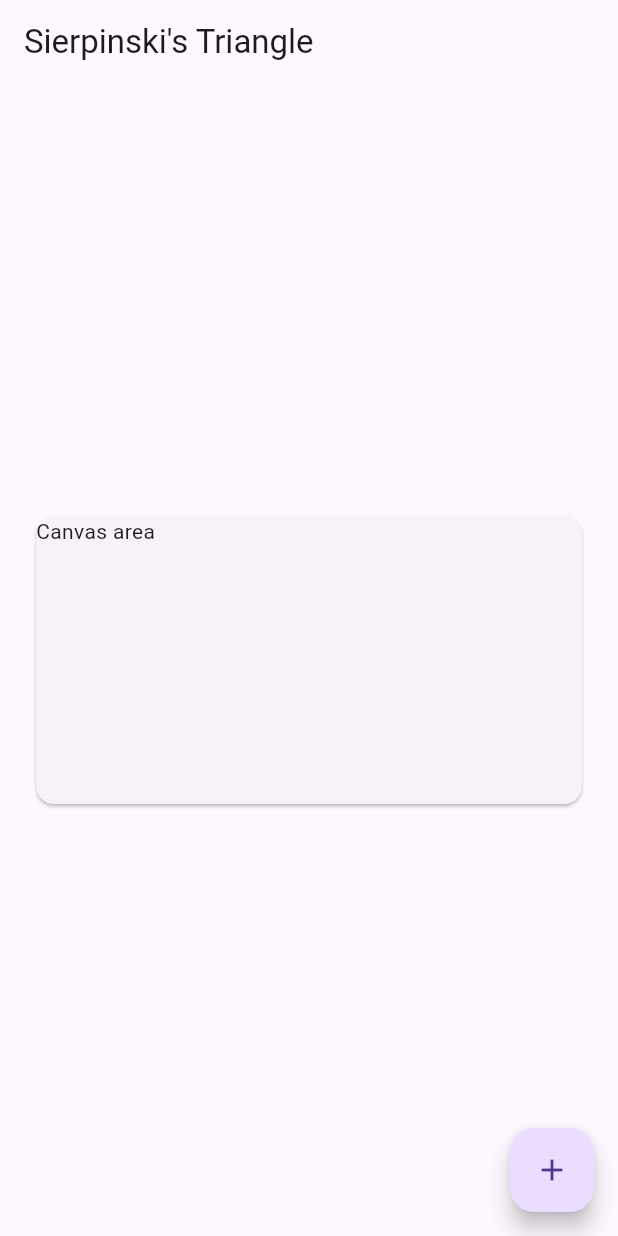
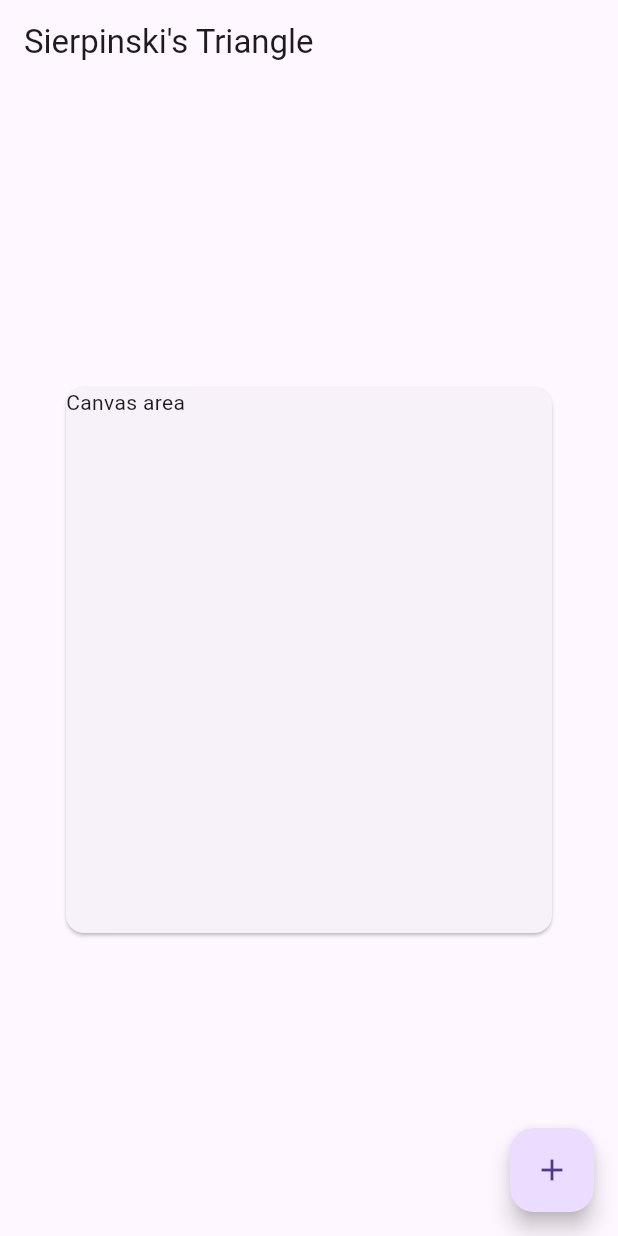
Before and after one commit to dev-arctik/Flutter-sierpinski-triangle, a Flutter app: the screen it shows after launch, on a phone screen of 412 x 824 dp. Run offline on Flutter 3.47's test engine with Material 2 defaults, Android fonts, the phone set to English and light mode, and no system bars.

Commit message:
fixed the mediaquery bug

```diff
--- a/lib/main.dart
+++ b/lib/main.dart
@@ -27,11 +27,23 @@ class HomePage extends StatelessWidget {
 
   @override
   Widget build(BuildContext context) {
+    double height = MediaQuery.of(context).size.height;
+    double width = MediaQuery.of(context).size.width;
+
     return Scaffold(
       appBar: AppBar(
         title: Text(title),
       ),
-      body: const Center(child: DrawingCanvas()),
+      body: Center(
+        child: Padding(
+          padding: const EdgeInsets.all(20),
+          child: SizedBox(
+            width: height > width ? width : height,
+            height: height > width ? width : height,
+            child: const DrawingCanvas(),
+          ),
+        ),
+      ),
 
       //button to reset the animation and empty the canvas
       floatingActionButton: FloatingActionButton(
```
